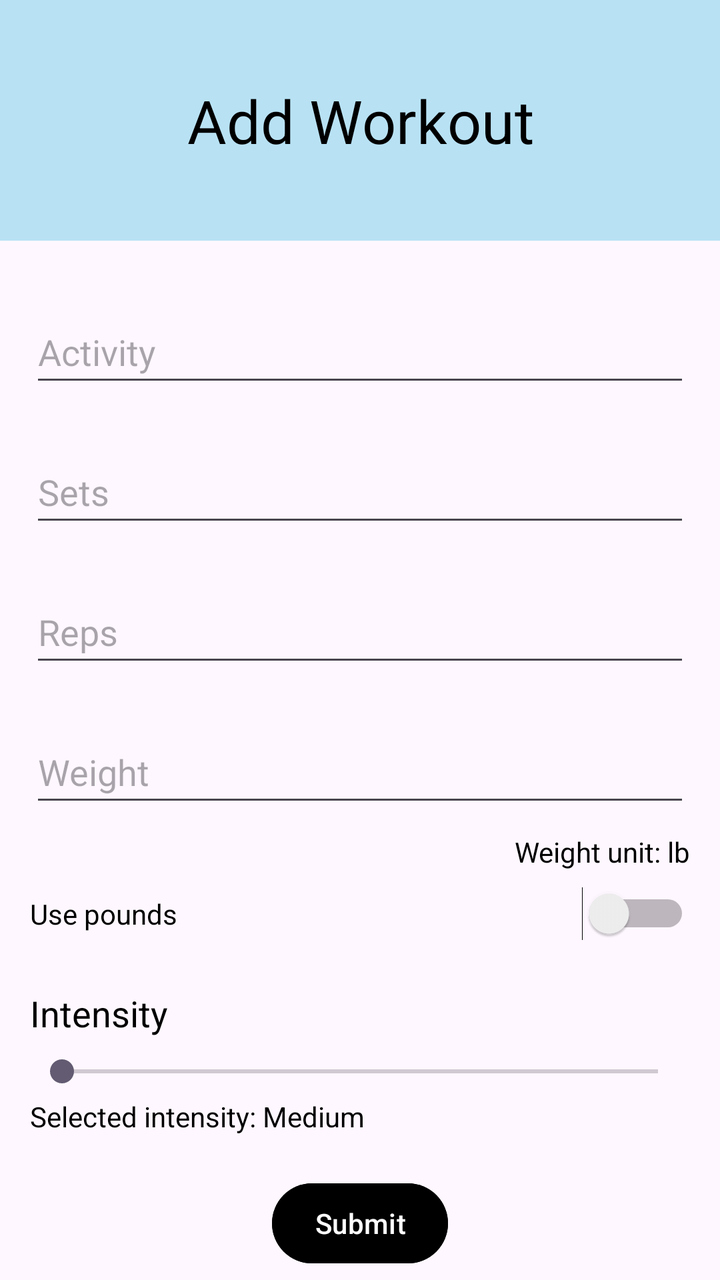
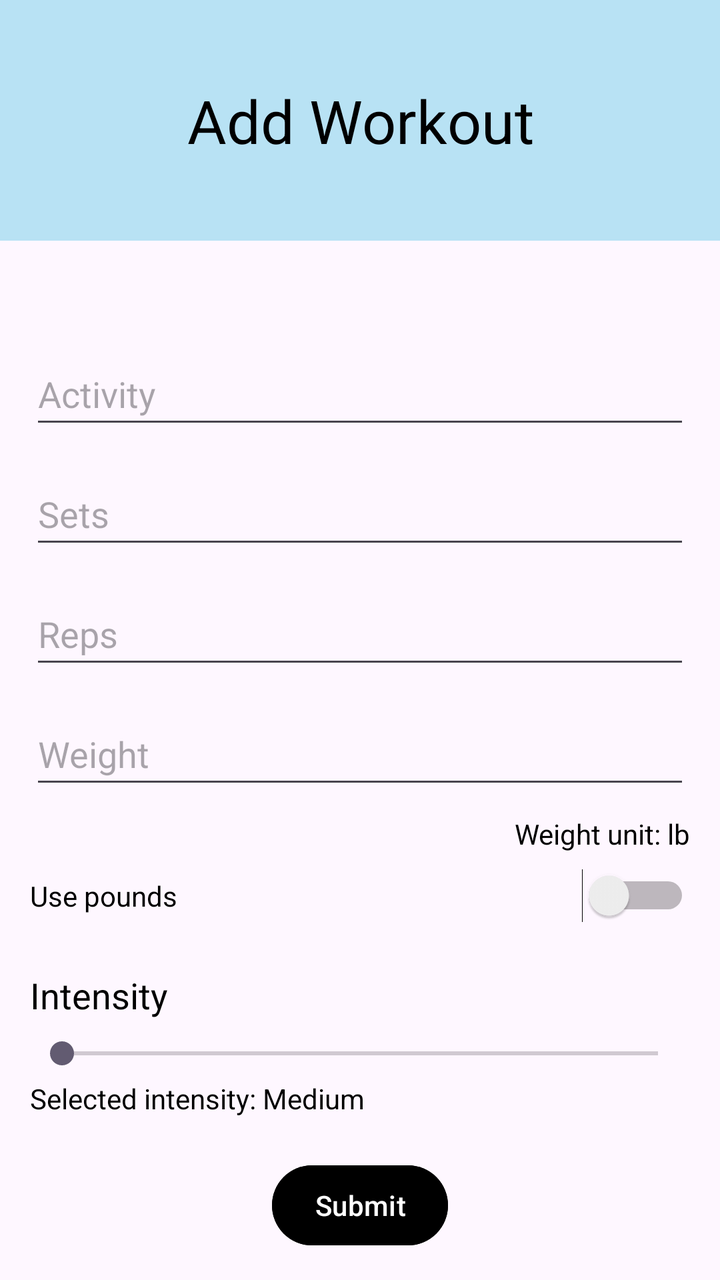

Two renders of the same Android screen: before a commit and after it. Below are the layout's source before the change and the commit's diff.
<!-- AndroidManifest.xml: application theme Theme.Exercise -->
<!-- res/layout/activity_add.xml -->
<?xml version="1.0" encoding="utf-8"?>
<RelativeLayout xmlns:android="http://schemas.android.com/apk/res/android"
    android:layout_width="match_parent"
    android:layout_height="match_parent">

    <TextView
        android:id="@+id/title"
        android:text="@string/add_workout"
        android:textAlignment="center"
        android:textSize="30sp"
        android:textColor="@color/black"
        android:background="@color/light_blue"
        android:padding="40dp"
        android:layout_width="match_parent"
        android:layout_height="wrap_content"
        android:layout_centerHorizontal="true" />

    <EditText
        android:id="@+id/activity_input"
        android:layout_width="330dp"
        android:layout_height="48dp"
        android:layout_marginTop="30dp"
        android:layout_centerHorizontal="true"
        android:layout_below="@+id/title"
        android:hint="@string/activity" />

    <EditText
        android:id="@+id/sets_input"
        android:layout_width="330dp"
        android:layout_height="48dp"
        android:layout_marginTop="100dp"
        android:layout_centerHorizontal="true"
        android:layout_below="@+id/title"
        android:inputType="numberDecimal"
        android:hint="@string/sets"/>

    <EditText
        android:id="@+id/reps_input"
        android:layout_width="330dp"
        android:layout_height="48dp"
        android:layout_marginTop="170dp"
        android:layout_centerHorizontal="true"
        android:layout_below="@+id/title"
        android:inputType="numberDecimal"
        android:hint="@string/reps" />

    <EditText
        android:id="@+id/weight_input"
        android:layout_width="330dp"
        android:layout_height="48dp"
        android:layout_marginTop="240dp"
        android:layout_centerHorizontal="true"
        android:layout_below="@+id/title"
        android:inputType="numberDecimal"
        android:hint="@string/weight" />

    <TextView
        android:id="@+id/weight_unit_label"
        android:text="@string/weight_unit_lb"
        android:textSize="14sp"
        android:textColor="@color/black"
        android:layout_width="330dp"
        android:layout_height="wrap_content"
        android:layout_marginTop="8dp"
        android:layout_centerHorizontal="true"
        android:layout_below="@id/weight_input"
        android:gravity="end" />

    <Switch
        android:id="@+id/use_pounds_switch"
        android:layout_width="330dp"
        android:layout_height="wrap_content"
        android:layout_marginTop="8dp"
        android:layout_centerHorizontal="true"
        android:layout_below="@id/weight_unit_label"
        android:text="@string/use_pounds_label"
        android:textColor="@color/black" />

    <TextView
        android:id="@+id/label_intensity"
        android:text="@string/intensity"
        android:textSize="18sp"
        android:textColor="@color/black"
        android:layout_width="330dp"
        android:layout_height="wrap_content"
        android:layout_marginTop="24dp"
        android:layout_centerHorizontal="true"
        android:layout_below="@id/use_pounds_switch" />

    <SeekBar
        android:id="@+id/intensity_seekbar"
        android:layout_width="330dp"
        android:layout_height="wrap_content"
        android:layout_marginTop="8dp"
        android:layout_centerHorizontal="true"
        android:layout_below="@id/label_intensity"
        android:max="2" />

    <TextView
        android:id="@+id/intensity_preview"
        android:text="@string/intensity_selected_default"
        android:textSize="14sp"
        android:textColor="@color/black"
        android:layout_width="330dp"
        android:layout_height="wrap_content"
        android:layout_marginTop="4dp"
        android:layout_centerHorizontal="true"
        android:layout_below="@id/intensity_seekbar" />

    <Button
        android:id="@+id/submit"
        android:layout_width="wrap_content"
        android:layout_height="wrap_content"
        android:padding="10dp"
        android:text="@string/submit"
        android:backgroundTint="@color/black"
        android:layout_marginTop="20dp"
        android:layout_centerHorizontal="true"
        android:layout_below="@id/intensity_preview" />

    <Button
        android:id="@+id/cancel"
        android:layout_width="wrap_content"
        android:layout_height="wrap_content"
        android:padding="10dp"
        android:text="@string/cancel"
        android:textColor="@color/black"
        android:backgroundTint="#0000"
        android:layout_centerHorizontal="true"
        android:layout_below="@+id/submit" />

</RelativeLayout>
<!-- resources referenced by this layout -->
<resources>
  <color name="black">#FF000000</color>
  <color name="light_blue">#b8e2f4</color>
  <string name="activity">Activity</string>
  <string name="add_workout">Add Workout</string>
  <string name="cancel">Cancel</string>
  <string name="intensity">Intensity</string>
  <string name="intensity_selected_default">Selected intensity: Medium</string>
  <string name="reps">Reps</string>
  <string name="sets">Sets</string>
  <string name="submit">Submit</string>
  <string name="use_pounds_label">Use pounds</string>
  <string name="weight">Weight</string>
  <string name="weight_unit_lb">Weight unit: lb</string>
  <style name="Theme.Exercise" parent="Base.Theme.Exercise" />
  <style name="Base.Theme.Exercise" parent="Theme.Material3.DayNight.NoActionBar">
          
          
      </style>
</resources>

<!-- the commit's change to res/layout/activity_add.xml (unified diff, before → after) -->
@@ -15,22 +15,32 @@
         android:layout_height="wrap_content"
         android:layout_centerHorizontal="true" />
 
+    <TextView
+        android:id="@+id/display_name_readonly"
+        android:layout_width="330dp"
+        android:layout_height="wrap_content"
+        android:layout_below="@id/title"
+        android:layout_centerHorizontal="true"
+        android:layout_marginTop="16dp"
+        android:textColor="@color/black"
+        android:textSize="14sp" />
+
     <EditText
         android:id="@+id/activity_input"
         android:layout_width="330dp"
         android:layout_height="48dp"
-        android:layout_marginTop="30dp"
+        android:layout_below="@id/display_name_readonly"
         android:layout_centerHorizontal="true"
-        android:layout_below="@+id/title"
+        android:layout_marginTop="16dp"
         android:hint="@string/activity" />
 
     <EditText
         android:id="@+id/sets_input"
         android:layout_width="330dp"
         android:layout_height="48dp"
-        android:layout_marginTop="100dp"
+        android:layout_below="@id/activity_input"
         android:layout_centerHorizontal="true"
-        android:layout_below="@+id/title"
+        android:layout_marginTop="12dp"
         android:inputType="numberDecimal"
         android:hint="@string/sets"/>
 
@@ -38,9 +48,9 @@
         android:id="@+id/reps_input"
         android:layout_width="330dp"
         android:layout_height="48dp"
-        android:layout_marginTop="170dp"
+        android:layout_below="@id/sets_input"
         android:layout_centerHorizontal="true"
-        android:layout_below="@+id/title"
+        android:layout_marginTop="12dp"
         android:inputType="numberDecimal"
         android:hint="@string/reps" />
 
@@ -48,9 +58,9 @@
         android:id="@+id/weight_input"
         android:layout_width="330dp"
         android:layout_height="48dp"
-        android:layout_marginTop="240dp"
+        android:layout_below="@id/reps_input"
         android:layout_centerHorizontal="true"
-        android:layout_below="@+id/title"
+        android:layout_marginTop="12dp"
         android:inputType="numberDecimal"
         android:hint="@string/weight" />
 
@@ -127,6 +137,6 @@
         android:textColor="@color/black"
         android:backgroundTint="#0000"
         android:layout_centerHorizontal="true"
-        android:layout_below="@+id/submit" />
+        android:layout_below="@id/submit" />
 
 </RelativeLayout>
